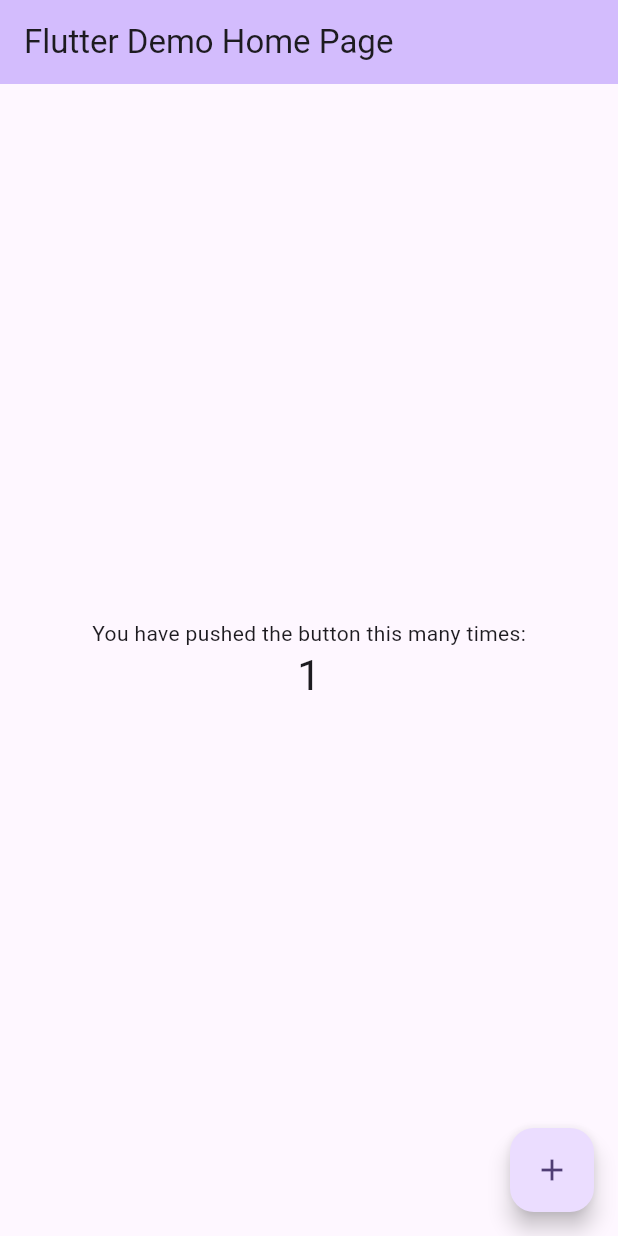
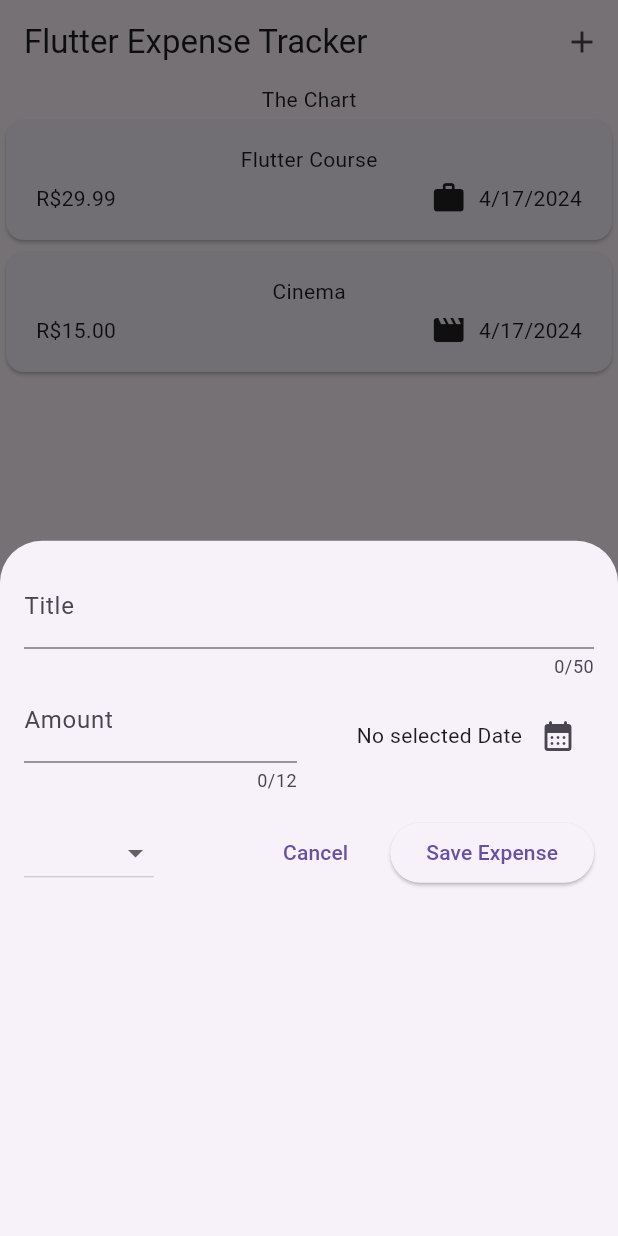
Before and after one commit to AllRez44/academind-expense-tracker, a Flutter app: the screen it shows after launch, after a tap on the "add" icon, on a phone screen of 412 x 824 dp. Run offline on Flutter 3.47's test engine with Material 3 defaults, Android fonts, the phone set to English and light mode, and no system bars.

Commit message:
Add Home Widgets & Modal

```diff
--- a/lib/main.dart
+++ b/lib/main.dart
@@ -1,125 +1,8 @@
+import 'package:expense_tracker/widgets/expenses.dart';
 import 'package:flutter/material.dart';
 
 void main() {
-  runApp(const MyApp());
+  runApp(const MaterialApp(
+    home: ExpensesApp(),
+  ),);
 }
-
-class MyApp extends StatelessWidget {
-  const MyApp({super.key});
-
-  // This widget is the root of your application.
-  @override
-  Widget build(BuildContext context) {
-    return MaterialApp(
-      title: 'Flutter Demo',
-      theme: ThemeData(
-        // This is the theme of your application.
-        //
-        // TRY THIS: Try running your application with "flutter run". You'll see
-        // the application has a purple toolbar. Then, without quitting the app,
-        // try changing the seedColor in the colorScheme below to Colors.green
-        // and then invoke "hot reload" (save your changes or press the "hot
-        // reload" button in a Flutter-supported IDE, or press "r" if you used
-        // the command line to start the app).
-        //
-        // Notice that the counter didn't reset back to zero; the application
-        // state is not lost during the reload. To reset the state, use hot
-        // restart instead.
-        //
-        // This works for code too, not just values: Most code changes can be
-        // tested with just a hot reload.
-        colorScheme: ColorScheme.fromSeed(seedColor: Colors.deepPurple),
-        useMaterial3: true,
-      ),
-      home: const MyHomePage(title: 'Flutter Demo Home Page'),
-    );
-  }
-}
-
-class MyHomePage extends StatefulWidget {
-  const MyHomePage({super.key, required this.title});
-
-  // This widget is the home page of your application. It is stateful, meaning
-  // that it has a State object (defined below) that contains fields that affect
-  // how it looks.
-
-  // This class is the configuration for the state. It holds the values (in this
-  // case the title) provided by the parent (in this case the App widget) and
-  // used by the build method of the State. Fields in a Widget subclass are
-  // always marked "final".
-
-  final String title;
-
-  @override
-  State<MyHomePage> createState() => _MyHomePageState();
-}
-
-class _MyHomePageState extends State<MyHomePage> {
-  int _counter = 0;
-
-  void _incrementCounter() {
-    setState(() {
-      // This call to setState tells the Flutter framework that something has
-      // changed in this State, which causes it to rerun the build method below
-      // so that the display can reflect the updated values. If we changed
-      // _counter without calling setState(), then the build method would not be
-      // called again, and so nothing would appear to happen.
-      _counter++;
-    });
-  }
-
-  @override
-  Widget build(BuildContext context) {
-    // This method is rerun every time setState is called, for instance as done
-    // by the _incrementCounter method above.
-    //
-    // The Flutter framework has been optimized to make rerunning build methods
-    // fast, so that you can just rebuild anything that needs updating rather
-    // than having to individually change instances of widgets.
-    return Scaffold(
-      appBar: AppBar(
-        // TRY THIS: Try changing the color here to a specific color (to
-        // Colors.amber, perhaps?) and trigger a hot reload to see the AppBar
-        // change color while the other colors stay the same.
-        backgroundColor: Theme.of(context).colorScheme.inversePrimary,
-        // Here we take the value from the MyHomePage object that was created by
-        // the App.build method, and use it to set our appbar title.
-        title: Text(widget.title),
-      ),
-      body: Center(
-        // Center is a layout widget. It takes a single child and positions it
-        // in the middle of the parent.
-        child: Column(
-          // Column is also a layout widget. It takes a list of children and
-          // arranges them vertically. By default, it sizes itself to fit its
-          // children horizontally, and tries to be as tall as its parent.
-          //
-          // Column has various properties to control how it sizes itself and
-          // how it positions its children. Here we use mainAxisAlignment to
-          // center the children vertically; the main axis here is the vertical
-          // axis because Columns are vertical (the cross axis would be
-          // horizontal).
-          //
-          // TRY THIS: Invoke "debug painting" (choose the "Toggle Debug Paint"
-          // action in the IDE, or press "p" in the console), to see the
-          // wireframe for each widget.
-          mainAxisAlignment: MainAxisAlignment.center,
-          children: <Widget>[
-            const Text(
-              'You have pushed the button this many times:',
-            ),
-            Text(
-              '$_counter',
-              style: Theme.of(context).textTheme.headlineMedium,
-            ),
-          ],
-        ),
-      ),
-      floatingActionButton: FloatingActionButton(
-        onPressed: _incrementCounter,
-        tooltip: 'Increment',
-        child: const Icon(Icons.add),
-      ), // This trailing comma makes auto-formatting nicer for build methods.
-    );
-  }
-}
--- /dev/null
+++ b/lib/models/expense.dart
@@ -0,0 +1,38 @@
+import 'package:flutter/material.dart';
+import 'package:intl/intl.dart';
+import 'package:uuid/uuid.dart';
+
+final formatter = DateFormat.yMd();
+const uuid = Uuid();
+enum Category { food, travel, leisure, work }
+
+List<Category> get categories {
+  return Category.values;
+}
+
+const categoryIcons = {
+  Category.food: Icons.lunch_dining,
+  Category.travel: Icons.flight_takeoff,
+  Category.leisure: Icons.movie,
+  Category.work: Icons.work,
+
+};
+
+class Expense {
+  Expense({
+    required this.title,
+    required this.amount,
+    required this.category,
+    required this.date,
+  }) : id = uuid.v4();
+
+  final String id;
+  final String title;
+  final double amount;
+  final DateTime date;
+  final Category category;
+
+  String get formattedDate {
+    return formatter.format(date);
+  }
+}
--- /dev/null
+++ b/lib/widgets/expenses.dart
@@ -0,0 +1,53 @@
+import 'package:expense_tracker/widgets/expenses_list/expenses_list.dart';
+import 'package:expense_tracker/models/expense.dart';
+import 'package:expense_tracker/widgets/new_expense_modal.dart';
+import 'package:flutter/material.dart';
+
+class ExpensesApp extends StatefulWidget {
+  const ExpensesApp({super.key});
+
+  @override
+  State<ExpensesApp> createState() => _ExpensesState();
+}
+
+class _ExpensesState extends State<ExpensesApp> {
+  final List<Expense> _registeredExpenses = [
+    Expense(
+      title: 'Flutter Course',
+      amount: 29.99,
+      category: Category.work,
+      date: DateTime.now(),
+    ),
+    Expense(
+      title: 'Cinema',
+      amount: 15.00,
+      category: Category.leisure,
+      date: DateTime.now(),
+    )
+  ];
+
+  void _openAddExpenseOverlay() {
+    showModalBottomSheet(
+      context: context,
+      builder: (modalContext) => const NewExpenseModal(),
+    );
+  }
+
+  @override
+  Widget build(BuildContext context) {
+    return Scaffold(
+      appBar: AppBar(
+        title: const Text('Flutter Expense Tracker'),
+        actions: [
+          IconButton(onPressed: _openAddExpenseOverlay, icon: const Icon(Icons.add)),
+        ],
+      ),
+      body: Column(
+        children: [
+          const Text('The Chart'),
+          Expanded(child: ExpensesList(expenses: _registeredExpenses)),
+        ],
+      ),
+    );
+  }
+}
--- /dev/null
+++ b/lib/widgets/expenses_list/expense_item.dart
@@ -0,0 +1,37 @@
+import 'package:expense_tracker/models/expense.dart';
+import 'package:flutter/material.dart';
+
+class ExpenseItem extends StatelessWidget {
+  const ExpenseItem(this.expense, {super.key});
+
+  final Expense expense;
+
+  @override
+  Widget build(BuildContext context) {
+    return Card(
+      child: Padding(
+        padding: const EdgeInsets.symmetric(horizontal: 20.0, vertical: 16.0),
+        child: Column(
+          children: [
+            Text(expense.title),
+            const SizedBox(height: 4),
+            Row(
+              children: [
+                Text('R\$${expense.amount.toStringAsFixed(2)}'),
+                // toStringAsFixed fixates a limit to the decimal digits
+                const Spacer(),
+                Row(
+                  children: [
+                    Icon(categoryIcons[expense.category]),
+                    const SizedBox(width: 8),
+                    Text(expense.formattedDate),
+                  ],
+                ),
+              ],
+            )
+          ],
+        ),
+      ),
+    );
+  }
+}
--- /dev/null
+++ b/lib/widgets/expenses_list/expenses_list.dart
@@ -0,0 +1,21 @@
+import 'package:expense_tracker/models/expense.dart';
+import 'package:expense_tracker/widgets/expenses_list/expense_item.dart';
+import 'package:flutter/material.dart';
+
+class ExpensesList extends StatelessWidget {
+  const ExpensesList({
+    super.key,
+    required this.expenses,
+  });
+
+  final List<Expense> expenses;
+
+  @override
+  Widget build(BuildContext context) {
+    // Better for lists that may be really long
+    return ListView.builder(
+      itemCount: expenses.length,
+      itemBuilder: (context, index) => ExpenseItem(expenses[index]),
+    );
+  }
+}
--- /dev/null
+++ b/lib/widgets/new_expense_modal.dart
@@ -0,0 +1,138 @@
+import 'package:expense_tracker/models/expense.dart';
+import 'package:flutter/material.dart';
+import 'package:flutter/services.dart';
+import 'package:intl/intl.dart';
+
+final formatter = DateFormat.yMd();
+
+class NewExpenseModal extends StatefulWidget {
+  const NewExpenseModal({super.key});
+
+  @override
+  State<NewExpenseModal> createState() => _NewExpenseModalState();
+}
+
+class _NewExpenseModalState extends State<NewExpenseModal> {
+  final _titleController =
+      TextEditingController(); // Flutter's special Built-in method to handle Input Management
+  final _amountController = TextEditingController();
+  DateTime? _selectedDate;
+  Category? _selectedCategory;
+
+  void _selectCategory(Category? category) {
+    setState(() {
+      _selectedCategory = category;
+    });
+  }
+  void _presentDatePicker() {
+    final now = DateTime.now();
+    final firstDate = DateTime(now.year - 1, now.month, now.day);
+    showDatePicker(
+      context: context,
+      firstDate: firstDate,
+      lastDate: now,
+    ).then((pickedDate) => {
+      if (pickedDate != null)
+        {
+          setState(() {
+            _selectedDate = pickedDate;
+          })
+        }
+    });
+  }
+  void _saveExpense() {
+    print('New Title: ${_titleController.text}');
+    print('New Amount: ${_amountController.text}');
+  }
+
+  void _cancelExpanse() {
+    Navigator.pop(context);
+  }
+
+  @override
+  void dispose() {
+    _titleController.dispose();
+    _amountController.dispose();
+    super.dispose();
+  }
+
+  @override
+  Widget build(BuildContext context) {
+    return Padding(
+      padding: const EdgeInsets.all(16),
+      child: Column(
+        children: [
+          TextField(
+            controller: _titleController,
+            maxLength: 50,
+            // keyboardType: TextInputType.text,
+            decoration: const InputDecoration(
+              label: Text('Title'),
+            ),
+          ),
+          Row(
+            children: [
+              Expanded(
+                child: TextField(
+                  controller: _amountController,
+                  maxLength: 12,
+                  maxLengthEnforcement: MaxLengthEnforcement.none,
+                  keyboardType: TextInputType.number,
+                  decoration: const InputDecoration(
+                    prefixText: 'R\$ ',
+                    label: Text('Amount'),
+                  ),
+                ),
+              ),
+              const SizedBox(width: 16),
+              Expanded(
+                child: Row(
+                  mainAxisAlignment: MainAxisAlignment.end,
+                  crossAxisAlignment: CrossAxisAlignment.center,
+                  children: [
+                    Text(
+                      _selectedDate == null
+                          ? 'No selected Date'
+                          : formatter.format(_selectedDate!),
+                    ),
+                    IconButton(
+                      onPressed: _presentDatePicker,
+                      icon: const Icon(Icons.calendar_month_rounded),
+                    )
+                  ],
+                ),
+              )
+            ],
+          ),
+          const SizedBox(height: 16),
+          Row(
+            children: [
+              DropdownButton(
+                  items: categories.map(
+                    (category) => DropdownMenuItem(
+                      value: category,
+                      child: Text(category.name.toUpperCase()),
+                    ),
+                  ).toList(),
+                  value: _selectedCategory,
+                  onChanged: (selectedCategory) {
+                    _selectCategory(selectedCategory as Category?);
+                  },
+              ),
+              const Spacer(),
+              TextButton(
+                onPressed: _cancelExpanse,
+                child: const Text('Cancel'),
+              ),
+              const SizedBox(width: 16),
+              ElevatedButton(
+                onPressed: _saveExpense,
+                child: const Text('Save Expense'),
+              ),
+            ],
+          ),
+        ],
+      ),
+    );
+  }
+}
--- a/pubspec.yaml
+++ b/pubspec.yaml
@@ -35,6 +35,8 @@ dependencies:
   # The following adds the Cupertino Icons font to your application.
   # Use with the CupertinoIcons class for iOS style icons.
   cupertino_icons: ^1.0.6
+  uuid: ^4.4.0
+  intl: ^0.19.0
 
 dev_dependencies:
   flutter_test:
```
Also changed, not shown: pubspec.lock, 1 other file.
